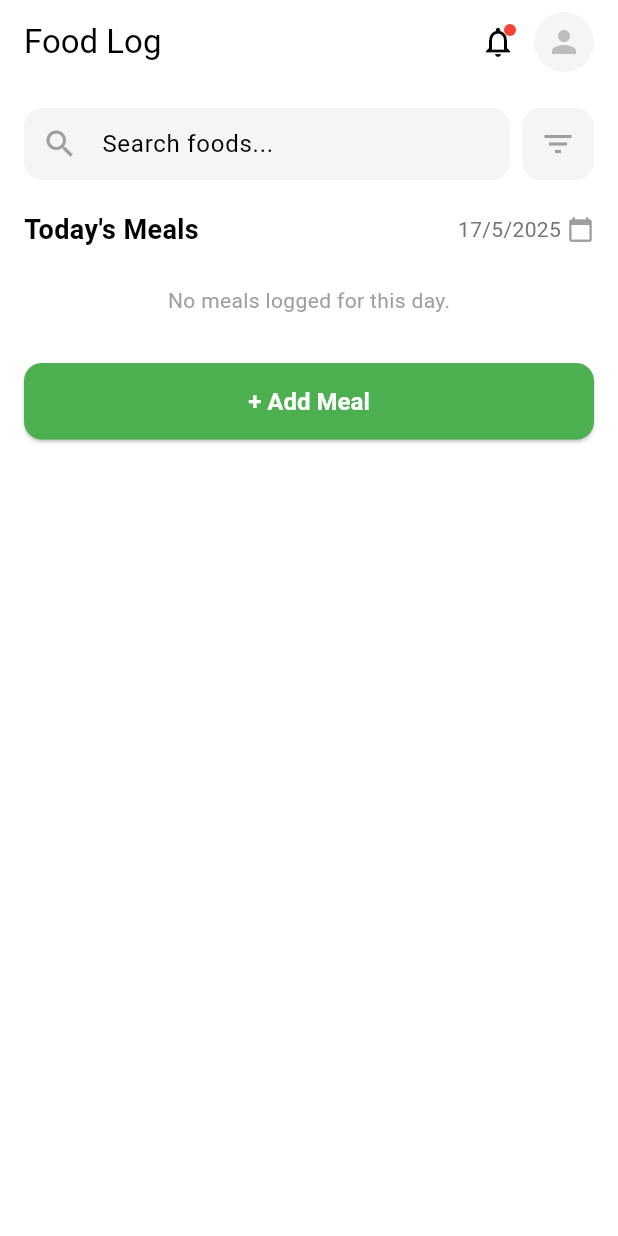
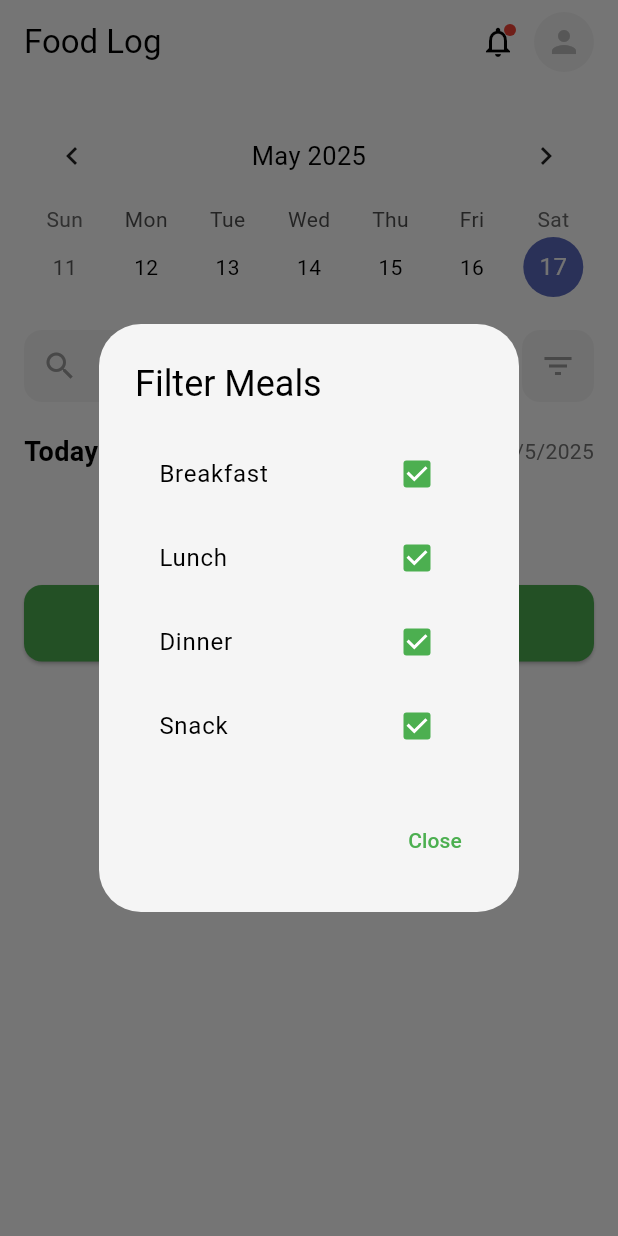
Before and after one commit to Yumie-health/health-ai, a Flutter app: the LogScreen screen opened directly, after a tap on the "filter list" icon, on a phone screen of 412 x 824 dp. Run offline on Flutter 3.47's test engine with Material 3 defaults, Android fonts, the phone set to English and light mode, and no system bars; drawn by our look-alikes of table_calendar; our stand-ins replace cloud_firestore, firebase_auth, firebase_core; accounts and stored records are empty.

Commit message:
feat(log): Add always-visible calendar and meal type filter to Log page
- Added a TableCalendar widget at the top of the Log page for easy date selection.
- Meals and macros are now shown for the selected date.
- Implemented a filter dialog (triggered by the filter icon) with checkboxes for Breakfast, Lunch, Dinner, and Snack.
- Users can filter the meal list by meal type for the selected day.
- Improved user experience for browsing and filtering daily meal logs.

```diff
--- a/healthai_app/lib/main.dart
+++ b/healthai_app/lib/main.dart
@@ -6,6 +6,7 @@ import 'models/meal.dart';
 import 'models/user.dart';
 import 'services/meal_service.dart';
 import 'services/user_service.dart';
+import 'package:table_calendar/table_calendar.dart';
 
 // Define the color palette
 const Color kPrimaryGreen = Color(0xFF4CAF50); // Soft green
@@ -710,25 +711,6 @@ class DashboardScreen extends StatefulWidget {
 class _DashboardScreenState extends State<DashboardScreen> {
   final MealService _mealService = MealService();
   final UserService _userService = UserService();
-  Map<String, int> _dailyNutrition = {
-    'calories': 0,
-    'protein': 0,
-    'carbs': 0,
-    'fat': 0,
-  };
-
-  @override
-  void initState() {
-    super.initState();
-    _loadDailyNutrition();
-  }
-
-  Future<void> _loadDailyNutrition() async {
-    final nutrition = await _mealService.getDailyNutritionSummary();
-    setState(() {
-      _dailyNutrition = nutrition;
-    });
-  }
 
   @override
   Widget build(BuildContext context) {
@@ -803,6 +785,23 @@ class _DashboardScreenState extends State<DashboardScreen> {
 
           return ListView(
             padding: const EdgeInsets.all(16),
+            children: [
+              // Today's Summary Card and Meals
+              StreamBuilder<List<Meal>>(
+                stream: _mealService.getTodayMeals(),
+                builder: (context, snapshot) {
+                  if (snapshot.connectionState == ConnectionState.waiting) {
+                    return const Center(child: CircularProgressIndicator());
+                  }
+                  final meals = snapshot.data ?? [];
+                  // Calculate totals
+                  final totalCalories = meals.fold(0, (sum, m) => sum + m.calories);
+                  final totalProtein = meals.fold(0, (sum, m) => sum + m.protein);
+                  final totalCarbs = meals.fold(0, (sum, m) => sum + m.carbs);
+                  final totalFat = meals.fold(0, (sum, m) => sum + m.fat);
+
+                  return Column(
+                    crossAxisAlignment: CrossAxisAlignment.start,
                     children: [
                       // Today's Summary Card
                       Container(
@@ -848,7 +847,7 @@ class _DashboardScreenState extends State<DashboardScreen> {
                                   icon: Icons.restaurant,
                                   color: kPrimaryGreen.withOpacity(0.12),
                                   label: 'Food',
-                          value: '${_dailyNutrition['calories']}',
+                                  value: '$totalCalories',
                                   valueColor: kPrimaryGreen,
                                 ),
                                 _SummaryBox(
@@ -862,7 +861,7 @@ class _DashboardScreenState extends State<DashboardScreen> {
                                   icon: Icons.cookie,
                                   color: kAccentOrange.withOpacity(0.12),
                                   label: 'Remaining',
-                          value: '${dailyCalorieGoal - _dailyNutrition['calories']!}',
+                                  value: '${dailyCalorieGoal - totalCalories}',
                                   valueColor: kAccentOrange,
                                 ),
                               ],
@@ -870,18 +869,18 @@ class _DashboardScreenState extends State<DashboardScreen> {
                             const SizedBox(height: 20),
                             _ProgressRow(
                               label: 'Daily Goal',
-                      value: '${_dailyNutrition['calories']} / $dailyCalorieGoal cal',
-                      percent: _dailyNutrition['calories']! / dailyCalorieGoal,
+                              value: '$totalCalories / $dailyCalorieGoal cal',
+                              percent: dailyCalorieGoal > 0 ? totalCalories / dailyCalorieGoal : 0,
                             ),
                             _ProgressRow(
                               label: 'Protein',
-                      value: '${_dailyNutrition['protein']} / $proteinGoal g',
-                      percent: _dailyNutrition['protein']! / proteinGoal,
+                              value: '$totalProtein / $proteinGoal g',
+                              percent: proteinGoal > 0 ? totalProtein / proteinGoal : 0,
                             ),
                             _ProgressRow(
                               label: 'Carbs',
-                      value: '${_dailyNutrition['carbs']} / $carbsGoal g',
-                      percent: _dailyNutrition['carbs']! / carbsGoal,
+                              value: '$totalCarbs / $carbsGoal g',
+                              percent: carbsGoal > 0 ? totalCarbs / carbsGoal : 0,
                             ),
                           ],
                         ),
@@ -906,7 +905,12 @@ class _DashboardScreenState extends State<DashboardScreen> {
                                   const Text('AI Insight', style: TextStyle(fontWeight: FontWeight.bold, color: kSecondaryBlue)),
                                   const SizedBox(height: 4),
                                   Text(
-                            _getAIInsight(_dailyNutrition, userProfile),
+                                    _getAIInsight({
+                                      'calories': totalCalories,
+                                      'protein': totalProtein,
+                                      'carbs': totalCarbs,
+                                      'fat': totalFat,
+                                    }, userProfile),
                                     style: const TextStyle(color: Colors.black87),
                                   ),
                                 ],
@@ -927,82 +931,16 @@ class _DashboardScreenState extends State<DashboardScreen> {
                           ),
                         ],
                       ),
-              StreamBuilder<List<Meal>>(
-                stream: _mealService.getTodayMeals(),
-                builder: (context, snapshot) {
-                  if (snapshot.connectionState == ConnectionState.waiting) {
-                    return const Center(child: CircularProgressIndicator());
-                  }
-                  if (!snapshot.hasData || snapshot.data == null || snapshot.data!.isEmpty) {
-                    return Column(
+                      if (meals.isEmpty)
+                        Column(
                           children: [
                             const SizedBox(height: 16),
                             Text('No meals logged for this day.', style: TextStyle(color: Colors.grey)),
                             const SizedBox(height: 16),
                           ],
-                    );
-                  }
-                  final meals = snapshot.data!;
-                  // Group meals by type
-                  final breakfastMeals = meals.where((m) => m.mealType == 'breakfast').toList();
-                  final lunchMeals = meals.where((m) => m.mealType == 'lunch').toList();
-                  final dinnerMeals = meals.where((m) => m.mealType == 'dinner').toList();
-                  final snackMeals = meals.where((m) => m.mealType == 'snack').toList();
-
-                  return Column(
-                    children: [
-                      if (breakfastMeals.isNotEmpty)
-                        _LogMealCard(
-                          meal: 'Breakfast',
-                          time: breakfastMeals.first.timestamp.toString().split(' ')[1].substring(0, 5),
-                          calories: breakfastMeals.fold(0, (sum, m) => sum + m.calories),
-                          macros: 'P: ${breakfastMeals.fold(0, (sum, m) => sum + m.protein)}g • C: ${breakfastMeals.fold(0, (sum, m) => sum + m.carbs)}g • F: ${breakfastMeals.fold(0, (sum, m) => sum + m.fat)}g',
-                          foods: breakfastMeals.map((m) => _LogFoodItem(
-                            name: m.name,
-                            calories: m.calories,
-                            macros: 'P: ${m.protein}g • C: ${m.carbs}g • F: ${m.fat}g',
-                          )).toList(),
-                        ),
-                      if (lunchMeals.isNotEmpty)
-                        _LogMealCard(
-                          meal: 'Lunch',
-                          time: lunchMeals.first.timestamp.toString().split(' ')[1].substring(0, 5),
-                          calories: lunchMeals.fold(0, (sum, m) => sum + m.calories),
-                          macros: 'P: ${lunchMeals.fold(0, (sum, m) => sum + m.protein)}g • C: ${lunchMeals.fold(0, (sum, m) => sum + m.carbs)}g • F: ${lunchMeals.fold(0, (sum, m) => sum + m.fat)}g',
-                          foods: lunchMeals.map((m) => _LogFoodItem(
-                            name: m.name,
-                            calories: m.calories,
-                            macros: 'P: ${m.protein}g • C: ${m.carbs}g • F: ${m.fat}g',
-                          )).toList(),
-                        ),
-                      if (dinnerMeals.isNotEmpty)
-                        _LogMealCard(
-                          meal: 'Dinner',
-                          time: dinnerMeals.first.timestamp.toString().split(' ')[1].substring(0, 5),
-                          calories: dinnerMeals.fold(0, (sum, m) => sum + m.calories),
-                          macros: 'P: ${dinnerMeals.fold(0, (sum, m) => sum + m.protein)}g • C: ${dinnerMeals.fold(0, (sum, m) => sum + m.carbs)}g • F: ${dinnerMeals.fold(0, (sum, m) => sum + m.fat)}g',
-                          foods: dinnerMeals.map((m) => _LogFoodItem(
-                            name: m.name,
-                            calories: m.calories,
-                            macros: 'P: ${m.protein}g • C: ${m.carbs}g • F: ${m.fat}g',
-                          )).toList(),
-                        ),
-                      if (snackMeals.isNotEmpty)
-                        _LogMealCard(
-                          meal: 'Snack',
-                          time: snackMeals.first.timestamp.toString().split(' ')[1].substring(0, 5),
-                          calories: snackMeals.fold(0, (sum, m) => sum + m.calories),
-                          macros: 'P: ${snackMeals.fold(0, (sum, m) => sum + m.protein)}g • C: ${snackMeals.fold(0, (sum, m) => sum + m.carbs)}g • F: ${snackMeals.fold(0, (sum, m) => sum + m.fat)}g',
-                          foods: snackMeals.map((m) => _LogFoodItem(
-                            name: m.name,
-                            calories: m.calories,
-                            macros: 'P: ${m.protein}g • C: ${m.carbs}g • F: ${m.fat}g',
-                          )).toList(),
-                        ),
-                    ],
-                  );
-                },
-              ),
+                        ),
+                      if (meals.isNotEmpty)
+                        ..._buildMealCards(meals),
                       const SizedBox(height: 16),
                       SizedBox(
                         width: double.infinity,
@@ -1023,7 +961,69 @@ class _DashboardScreenState extends State<DashboardScreen> {
                   );
                 },
               ),
-    );
+            ],
+          );
+        },
+      ),
+    );
+  }
+
+  // Helper to build meal cards grouped by type
+  List<Widget> _buildMealCards(List<Meal> meals) {
+    final breakfastMeals = meals.where((m) => m.mealType == 'breakfast').toList();
+    final lunchMeals = meals.where((m) => m.mealType == 'lunch').toList();
+    final dinnerMeals = meals.where((m) => m.mealType == 'dinner').toList();
+    final snackMeals = meals.where((m) => m.mealType == 'snack').toList();
+    return [
+      if (breakfastMeals.isNotEmpty)
+        _LogMealCard(
+          meal: 'Breakfast',
+          time: breakfastMeals.first.timestamp.toString().split(' ')[1].substring(0, 5),
+          calories: breakfastMeals.fold(0, (sum, m) => sum + m.calories),
+          macros: 'P: ${breakfastMeals.fold(0, (sum, m) => sum + m.protein)}g • C: ${breakfastMeals.fold(0, (sum, m) => sum + m.carbs)}g • F: ${breakfastMeals.fold(0, (sum, m) => sum + m.fat)}g',
+          foods: breakfastMeals.map((m) => _LogFoodItem(
+            name: m.name,
+            calories: m.calories,
+            macros: 'P: ${m.protein}g • C: ${m.carbs}g • F: ${m.fat}g',
+          )).toList(),
+        ),
+      if (lunchMeals.isNotEmpty)
+        _LogMealCard(
+          meal: 'Lunch',
+          time: lunchMeals.first.timestamp.toString().split(' ')[1].substring(0, 5),
+          calories: lunchMeals.fold(0, (sum, m) => sum + m.calories),
+          macros: 'P: ${lunchMeals.fold(0, (sum, m) => sum + m.protein)}g • C: ${lunchMeals.fold(0, (sum, m) => sum + m.carbs)}g • F: ${lunchMeals.fold(0, (sum, m) => sum + m.fat)}g',
+          foods: lunchMeals.map((m) => _LogFoodItem(
+            name: m.name,
+            calories: m.calories,
+            macros: 'P: ${m.protein}g • C: ${m.carbs}g • F: ${m.fat}g',
+          )).toList(),
+        ),
+      if (dinnerMeals.isNotEmpty)
+        _LogMealCard(
+          meal: 'Dinner',
+          time: dinnerMeals.first.timestamp.toString().split(' ')[1].substring(0, 5),
+          calories: dinnerMeals.fold(0, (sum, m) => sum + m.calories),
+          macros: 'P: ${dinnerMeals.fold(0, (sum, m) => sum + m.protein)}g • C: ${dinnerMeals.fold(0, (sum, m) => sum + m.carbs)}g • F: ${dinnerMeals.fold(0, (sum, m) => sum + m.fat)}g',
+          foods: dinnerMeals.map((m) => _LogFoodItem(
+            name: m.name,
+            calories: m.calories,
+            macros: 'P: ${m.protein}g • C: ${m.carbs}g • F: ${m.fat}g',
+          )).toList(),
+        ),
+      if (snackMeals.isNotEmpty)
+        _LogMealCard(
+          meal: 'Snack',
+          time: snackMeals.first.timestamp.toString().split(' ')[1].substring(0, 5),
+          calories: snackMeals.fold(0, (sum, m) => sum + m.calories),
+          macros: 'P: ${snackMeals.fold(0, (sum, m) => sum + m.protein)}g • C: ${snackMeals.fold(0, (sum, m) => sum + m.carbs)}g • F: ${snackMeals.fold(0, (sum, m) => sum + m.fat)}g',
+          foods: snackMeals.map((m) => _LogFoodItem(
+            name: m.name,
+            calories: m.calories,
+            macros: 'P: ${m.protein}g • C: ${m.carbs}g • F: ${m.fat}g',
+          )).toList(),
+        ),
+    ];
   }
 
   String _getAIInsight(Map<String, int> nutrition, UserProfile? userProfile) {
@@ -1360,19 +1360,49 @@ class _LogScreenState extends State<LogScreen> {
   final MealService _mealService = MealService();
   final TextEditingController _searchController = TextEditingController();
   DateTime _selectedDate = DateTime.now();
-
-  Future<void> _selectDate(BuildContext context) async {
-    final DateTime? picked = await showDatePicker(
+  // Add filter state
+  final Set<String> _selectedMealTypes = {'breakfast', 'lunch', 'dinner', 'snack'};
+
+  void _showFilterDialog() {
+    showDialog(
       context: context,
-      initialDate: _selectedDate,
-      firstDate: DateTime(2020),
-      lastDate: DateTime.now(),
-    );
-    if (picked != null && picked != _selectedDate) {
+      builder: (context) {
+        return AlertDialog(
+          title: const Text('Filter Meals'),
+          content: Column(
+            mainAxisSize: MainAxisSize.min,
+            children: [
+              _buildFilterCheckbox('Breakfast', 'breakfast'),
+              _buildFilterCheckbox('Lunch', 'lunch'),
+              _buildFilterCheckbox('Dinner', 'dinner'),
+              _buildFilterCheckbox('Snack', 'snack'),
+            ],
+          ),
+          actions: [
+            TextButton(
+              onPressed: () => Navigator.pop(context),
+              child: const Text('Close'),
+            ),
+          ],
+        );
+      },
+    );
+  }
+
+  Widget _buildFilterCheckbox(String label, String value) {
+    return CheckboxListTile(
+      title: Text(label),
+      value: _selectedMealTypes.contains(value),
+      onChanged: (checked) {
         setState(() {
-        _selectedDate = picked;
+          if (checked == true) {
+            _selectedMealTypes.add(value);
+          } else {
+            _selectedMealTypes.remove(value);
+          }
         });
-    }
+      },
+    );
   }
 
   void _showAddMealDialog() {
@@ -1427,6 +1457,24 @@ class _LogScreenState extends State<LogScreen> {
       body: ListView(
         padding: const EdgeInsets.all(16),
         children: [
+          // Calendar always visible at the top
+          TableCalendar(
+            firstDay: DateTime(2020),
+            lastDay: DateTime.now(),
+            focusedDay: _selectedDate,
+            selectedDayPredicate: (day) => isSameDay(day, _selectedDate),
+            onDaySelected: (selectedDay, focusedDay) {
+              setState(() {
+                _selectedDate = selectedDay;
+              });
+            },
+            calendarFormat: CalendarFormat.week,
+            headerStyle: HeaderStyle(
+              formatButtonVisible: false,
+              titleCentered: true,
+            ),
+          ),
+          const SizedBox(height: 16),
           // Search bar and filter
           Row(
             children: [
@@ -1454,7 +1502,7 @@ class _LogScreenState extends State<LogScreen> {
                 ),
                 child: IconButton(
                   icon: Icon(Icons.filter_list, color: Colors.grey),
-                  onPressed: () {},
+                  onPressed: _showFilterDialog,
                 ),
               ),
             ],
@@ -1465,25 +1513,16 @@ class _LogScreenState extends State<LogScreen> {
             mainAxisAlignment: MainAxisAlignment.spaceBetween,
             children: [
               const Text("Today's Meals", style: TextStyle(fontWeight: FontWeight.bold, fontSize: 18)),
-              GestureDetector(
-                onTap: () => _selectDate(context),
-                child: Row(
-                  children: [
               Text(
                 '${_selectedDate.day}/${_selectedDate.month}/${_selectedDate.year}',
                 style: TextStyle(color: Colors.grey[600]),
               ),
-                    const SizedBox(width: 4),
-                    Icon(Icons.calendar_today, size: 18, color: Colors.grey),
-                  ],
-                ),
-              ),
             ],
           ),
           const SizedBox(height: 8),
           // Meal cards
           StreamBuilder<List<Meal>>(
-            stream: _mealService.getTodayMeals(),
+            stream: _mealService.getMealsForDate(_selectedDate),
             builder: (context, snapshot) {
               if (snapshot.connectionState == ConnectionState.waiting) {
                 return const Center(child: CircularProgressIndicator());
@@ -1498,11 +1537,13 @@ class _LogScreenState extends State<LogScreen> {
                 );
               }
               final meals = snapshot.data!;
+              // Filter by selected meal types
+              final filteredMeals = meals.where((m) => _selectedMealTypes.contains(m.mealType)).toList();
               // Group meals by type
-              final breakfastMeals = meals.where((m) => m.mealType == 'breakfast').toList();
-              final lunchMeals = meals.where((m) => m.mealType == 'lunch').toList();
-              final dinnerMeals = meals.where((m) => m.mealType == 'dinner').toList();
-              final snackMeals = meals.where((m) => m.mealType == 'snack').toList();
+              final breakfastMeals = filteredMeals.where((m) => m.mealType == 'breakfast').toList();
+              final lunchMeals = filteredMeals.where((m) => m.mealType == 'lunch').toList();
+              final dinnerMeals = filteredMeals.where((m) => m.mealType == 'dinner').toList();
+              final snackMeals = filteredMeals.where((m) => m.mealType == 'snack').toList();
 
               return Column(
                 children: [
--- a/healthai_app/lib/services/meal_service.dart
+++ b/healthai_app/lib/services/meal_service.dart
@@ -14,8 +14,8 @@ class MealService {
       return Stream.value([]);
     }
 
-    final now = DateTime.now().toUtc();
-    final startOfDay = DateTime.utc(now.year, now.month, now.day);
+    final now = DateTime.now();
+    final startOfDay = DateTime(now.year, now.month, now.day);
     final endOfDay = startOfDay.add(const Duration(days: 1));
 
     print('getTodayMeals: userId=${user.uid}, startOfDay=$startOfDay, endOfDay=$endOfDay');
@@ -34,6 +34,25 @@ class MealService {
           }
           return snapshot.docs.map((doc) => Meal.fromFirestore(doc)).toList();
         });
+  }
+
+  // Get meals for a specific date
+  Stream<List<Meal>> getMealsForDate(DateTime date) {
+    final user = _auth.currentUser;
+    if (user == null) {
+      print('No authenticated user!');
+      return Stream.value([]);
+    }
+    final startOfDay = DateTime(date.year, date.month, date.day);
+    final endOfDay = startOfDay.add(const Duration(days: 1));
+    return _firestore
+        .collection('meals')
+        .where('userId', isEqualTo: user.uid)
+        .where('timestamp', isGreaterThanOrEqualTo: Timestamp.fromDate(startOfDay))
+        .where('timestamp', isLessThan: Timestamp.fromDate(endOfDay))
+        .orderBy('timestamp', descending: true)
+        .snapshots()
+        .map((snapshot) => snapshot.docs.map((doc) => Meal.fromFirestore(doc)).toList());
   }
 
   // Add a new meal
@@ -61,8 +80,8 @@ class MealService {
     final snapshot = await _firestore
         .collection('meals')
         .where('userId', isEqualTo: user.uid)
-        .where('timestamp', isGreaterThanOrEqualTo: startOfDay)
-        .where('timestamp', isLessThan: endOfDay)
+        .where('timestamp', isGreaterThanOrEqualTo: Timestamp.fromDate(startOfDay))
+        .where('timestamp', isLessThan: Timestamp.fromDate(endOfDay))
         .get();
 
     int totalCalories = 0;
--- a/healthai_app/pubspec.yaml
+++ b/healthai_app/pubspec.yaml
@@ -19,7 +19,7 @@ publish_to: 'none' # Remove this line if you wish to publish to pub.dev
 version: 1.0.0+1
 
 environment:
-  sdk: ^3.7.2
+  sdk: '>=3.7.0 <4.0.0'
 
 # Dependencies specify other packages that your package needs in order to work.
 # To automatically upgrade your package dependencies to the latest versions
@@ -45,6 +45,7 @@ dependencies:
   image_picker: ^1.1.1
   http: ^1.2.1
   fl_chart: ^1.0.0
+  table_calendar: ^3.0.9
 
 dev_dependencies:
   flutter_test:
```
Also changed, not shown: pubspec.yaml (added, +10 -0 lines), healthai_app/pubspec.lock, pubspec.lock (added). Lines whose indentation alone changed are shown as unchanged.
